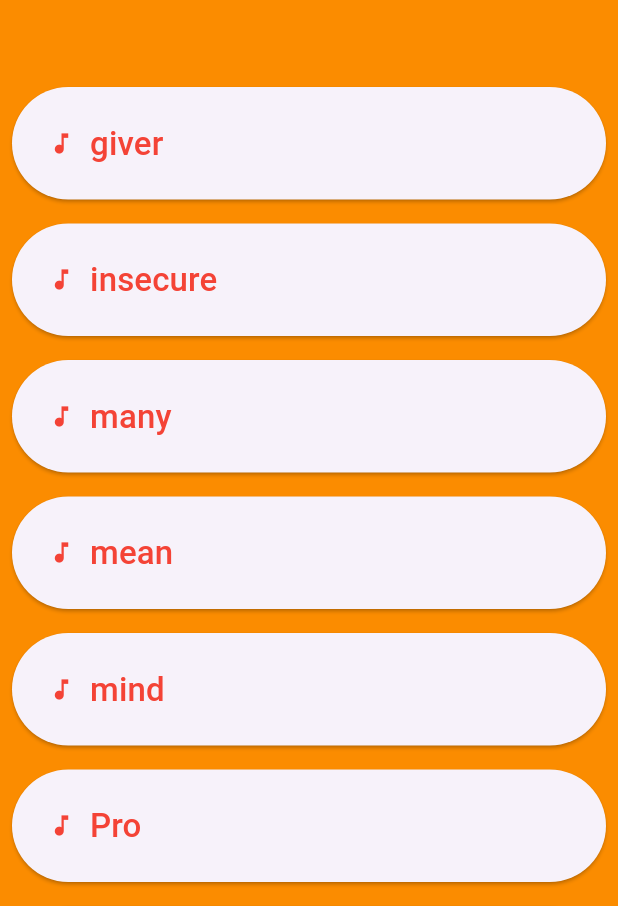
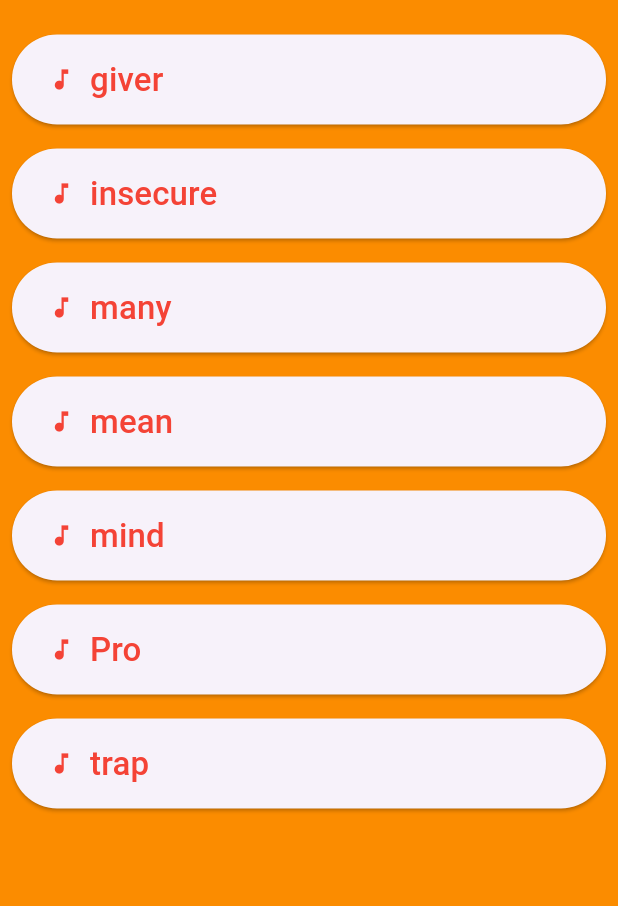
Before and after one commit to DevM7mdAli/Anghami-App, a Flutter app: the screen it shows after launch, on a phone screen of 412 x 824 dp, the part 330-1236 px from its top. Run offline on Flutter 3.47's test engine with Material 3 defaults, Android fonts, the light colour scheme and no system bars; our stand-ins replace audioplayers.

Commit message:
edit for my phone

```diff
--- a/lib/main.dart
+++ b/lib/main.dart
@@ -53,7 +53,7 @@ class Picture extends StatelessWidget {
                           color: Colors.white),
                     ),
                     SizedBox(
-                      height: 50,
+                      height: 15,
                     ),
                   ],
                 ),
@@ -75,7 +75,7 @@ class MainPlace extends StatelessWidget {
     Color? icoColor,
   }) {
     return Container(
-      height: 75,
+      height: 60,
       margin: const EdgeInsets.all(8),
       child: ElevatedButton(
         onPressed: () {
```
